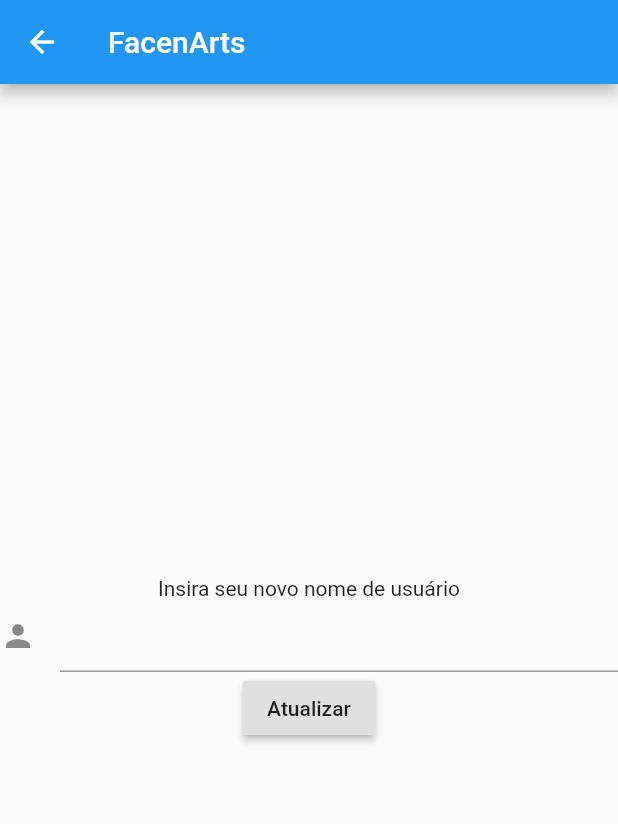
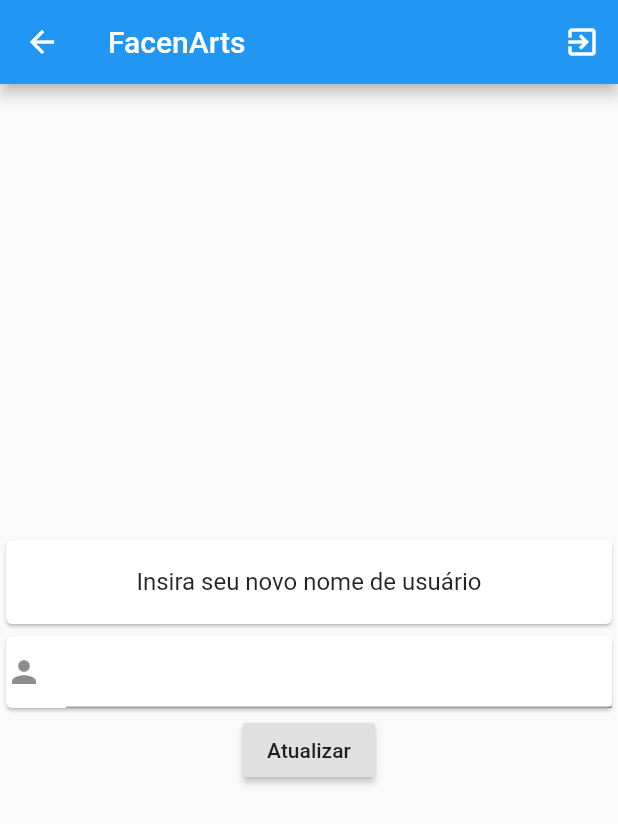
Before and after one commit to Saiterxx/facenarts, a Flutter app: the SettingsScreen screen opened by its route, on a phone screen of 412 x 824 dp. Shown: the top 824 px of the screen. Run offline on Flutter 3.47's test engine with Material 2 defaults, Android fonts, the phone set to English and light mode, and no system bars; our stand-ins replace cloud_firestore, firebase_auth, firebase_core; accounts and stored records are empty.

Commit message:
Paddings

```diff
--- a/lib/SettingsScreen.dart
+++ b/lib/SettingsScreen.dart
@@ -14,27 +14,39 @@ class _SettingsScreenState extends State<SettingsScreen> {
 
   @override
   Widget build(BuildContext context) {
-
+const Card(
+  child: Padding(
+    padding: EdgeInsets.all(16.0),
+    child: Text('Hello World!'),
+  ),
+);
     Widget myFirebaseForm() {
     return Center(
-      child: Column(
-        mainAxisSize: MainAxisSize.max,
-        mainAxisAlignment: MainAxisAlignment.center,
+
+        child: Column(
+        mainAxisSize: MainAxisSize.min,
+        mainAxisAlignment: MainAxisAlignment.spaceAround,
         children: [
           //1.)
-          Text('Insira seu novo nome de usuário'),
-          TextField(
-            decoration: InputDecoration(icon: Icon(Icons.person),hintText: ""),
+          Card(
+           child: ListTile(
+
+          title: new Text('Insira seu novo nome de usuário', textAlign: TextAlign.center,), )
+          ),
+          Card(
+            child:
+
+           TextField(
+            decoration: InputDecoration(
+            icon: Icon(Icons.person),hintText: ""),
             onChanged: (value) {
               setState(() {
                 _newusername = value.trim(); //remove whitespace
               });
             },
           ),
-          //2.)
-          //3.)
           // ignore: deprecated_member_use
-          RaisedButton(
+          ),RaisedButton(
                     child: Text("Atualizar"),
                     onPressed: () async {
                       try {
@@ -62,13 +74,24 @@ class _SettingsScreenState extends State<SettingsScreen> {
           //4.)
           // ignore: deprecated_member_use
         ],
+
       ),
+
     );
+
   }
     return Scaffold(
         appBar: AppBar(
-          title: Text("FacenArts"),
-        ),
+        title: Text("FacenArts"),
+        actions: [
+          IconButton(icon: Icon(Icons.exit_to_app), onPressed: () async {
+              print("User BEFORE Log-Out -> " + auth.currentUser!.email.toString());
+              await auth.signOut();
+              print("User AFTER Log-Out -> " + auth.currentUser.toString());
+              Navigator.of(context).pushNamed("/");
+            }
+            ,
+        )]),
         body: myFirebaseForm());
   }
 
--- a/lib/main.dart
+++ b/lib/main.dart
@@ -18,6 +18,7 @@ class MyApp extends StatelessWidget {
   Widget build(BuildContext context) {
     return MaterialApp(
       title: 'Login',
+
       initialRoute: '/',
       routes: {
         '/': (context) => LoginPage(),
```
Also changed, not shown: lib/LoggedInPage.dart (+8 -5 lines), lib/LoginPage.dart (+6 -4 lines).
